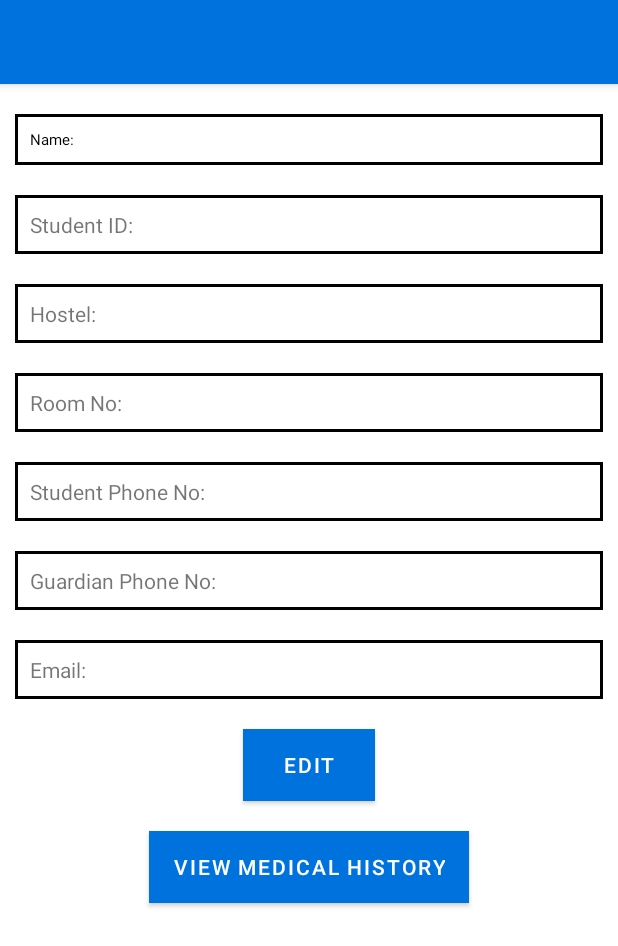
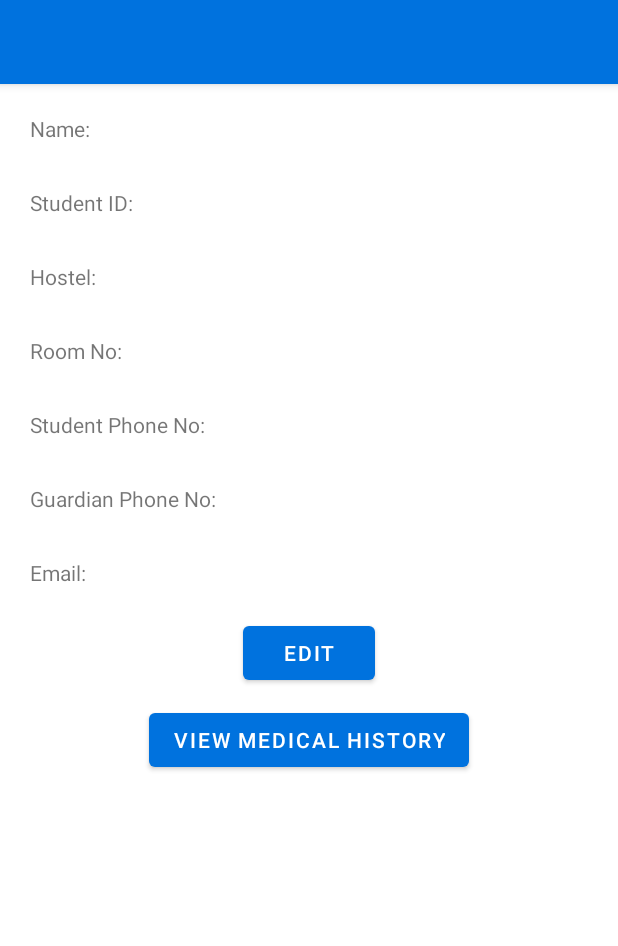
Before and after one commit to gibsonjackson/EasyMedC_User_App, an Android app: the layout activity_student_profile.xml on its own in the app's theme, with its tools: preview values and no code run, on a phone screen of 412 x 824 dp. Shown: the top 946 px of the screen. Run offline under Robolectric (Android 15) with nearby library versions, the phone set to English and light mode, and no system bars.

Commit message:
Displayed data on Student Profile page

```diff
--- a/app/src/main/AndroidManifest.xml
+++ b/app/src/main/AndroidManifest.xml
@@ -15,6 +15,9 @@
         android:supportsRtl="true"
         android:theme="@style/Theme.EasyMedC_User_App"
         tools:targetApi="31">
+        <activity
+            android:name=".View.EditProfileActivity"
+            android:exported="false" />
         <activity
             android:name=".View.HomePageActivity"
             android:exported="false" />
--- a/app/src/main/java/com/anvaishy/easymedc_user_app/View/GoogleSignin.java
+++ b/app/src/main/java/com/anvaishy/easymedc_user_app/View/GoogleSignin.java
@@ -54,8 +54,9 @@ public class GoogleSignin extends AppCompatActivity {
         FirebaseUser firebaseUser = firebaseAuth.getCurrentUser();
         if (firebaseUser != null)
         {
-            startActivity(new Intent(this, HomePageActivity.class)
+            startActivity(new Intent(this, StudentProfile.class)
                     .setFlags(Intent.FLAG_ACTIVITY_NEW_TASK));
+            finish();
         }
     }
 
@@ -64,7 +65,6 @@ public class GoogleSignin extends AppCompatActivity {
         super.onActivityResult(requestCode, resultCode, data);
         if (requestCode == 100)
         {
-            displayToast("Google Sign In Successful!");
             Task<GoogleSignInAccount> signInAccountTask = GoogleSignIn.getSignedInAccountFromIntent(data);
             if (signInAccountTask.isSuccessful())
             {
@@ -79,8 +79,8 @@ public class GoogleSignin extends AppCompatActivity {
                                     public void onComplete(@NonNull Task<AuthResult> task) {
                                         if (task.isSuccessful())
                                         {
-                                            displayToast("Firebase Authentication Successful!");
                                             startActivity(new Intent(GoogleSignin.this, StudentProfile.class).setFlags(Intent.FLAG_ACTIVITY_NEW_TASK));
+                                            finish();
                                         }
                                         else
                                         {
--- /dev/null
+++ b/app/src/main/java/com/anvaishy/easymedc_user_app/ViewModel/StudentProfileVM.java
@@ -0,0 +1,4 @@
+package com.anvaishy.easymedc_user_app.ViewModel;
+
+public class StudentProfileVM {
+}
--- a/app/src/main/res/drawable/back.xml
+++ b/app/src/main/res/drawable/back.xml
@@ -1,5 +1,5 @@
 <?xml version="1.0" encoding="utf-8"?>
 <shape xmlns:android="http://schemas.android.com/apk/res/android" android:shape="rectangle" >
-    <solid android:color="@android:color/white" />
+    <solid android:color="@android:color/transparent" />
     <stroke android:width="2dp" android:color="@color/black"/>
 </shape>
--- a/app/src/main/res/layout/activity_student_profile.xml
+++ b/app/src/main/res/layout/activity_student_profile.xml
@@ -13,8 +13,8 @@
     <TextView
         android:layout_width="match_parent"
         android:layout_height="wrap_content"
-        android:layout_marginTop="20dp"
-        android:layout_marginBottom="20dp"
+        android:layout_marginTop="10dp"
+        android:layout_marginBottom="10dp"
         android:layout_marginLeft="10dp"
         android:layout_marginRight="10dp"
         android:padding="10dp"
@@ -22,16 +22,15 @@
         app:layout_constraintLeft_toLeftOf="parent"
         app:layout_constraintRight_toRightOf="parent"
         app:layout_constraintTop_toBottomOf="@id/main_toolbar"
-        android:background="@drawable/back"
+
         android:gravity="center_vertical"
-        android:text="Name: "
-        android:textAppearance="@color/black"/>
+        android:text="Name: " />
 
     <TextView
         android:layout_width="match_parent"
         android:layout_height="wrap_content"
-        android:layout_marginTop="20dp"
-        android:layout_marginBottom="20dp"
+        android:layout_marginTop="10dp"
+        android:layout_marginBottom="10dp"
         android:layout_marginLeft="10dp"
         android:layout_marginRight="10dp"
         android:padding="10dp"
@@ -39,15 +38,15 @@
         app:layout_constraintLeft_toLeftOf="parent"
         app:layout_constraintRight_toRightOf="parent"
         app:layout_constraintTop_toBottomOf="@id/name"
-        android:background="@drawable/back"
+
         android:gravity="center_vertical"
         android:text="Student ID: "/>
 
     <TextView
         android:layout_width="match_parent"
         android:layout_height="wrap_content"
-        android:layout_marginTop="20dp"
-        android:layout_marginBottom="20dp"
+        android:layout_marginTop="10dp"
+        android:layout_marginBottom="10dp"
         android:layout_marginLeft="10dp"
         android:layout_marginRight="10dp"
         android:padding="10dp"
@@ -55,15 +54,15 @@
         app:layout_constraintLeft_toLeftOf="parent"
         app:layout_constraintRight_toRightOf="parent"
         app:layout_constraintTop_toBottomOf="@id/student_id"
-        android:background="@drawable/back"
+
         android:gravity="center_vertical"
         android:text="Hostel: "/>
 
     <TextView
         android:layout_width="match_parent"
         android:layout_height="wrap_content"
-        android:layout_marginTop="20dp"
-        android:layout_marginBottom="20dp"
+        android:layout_marginTop="10dp"
+        android:layout_marginBottom="10dp"
         android:layout_marginLeft="10dp"
         android:layout_marginRight="10dp"
         android:padding="10dp"
@@ -71,15 +70,15 @@
         app:layout_constraintLeft_toLeftOf="parent"
         app:layout_constraintRight_toRightOf="parent"
         app:layout_constraintTop_toBottomOf="@id/hostel"
-        android:background="@drawable/back"
+
         android:gravity="center_vertical"
         android:text="Room No: "/>
 
     <TextView
         android:layout_width="match_parent"
         android:layout_height="wrap_content"
-        android:layout_marginTop="20dp"
-        android:layout_marginBottom="20dp"
+        android:layout_marginTop="10dp"
+        android:layout_marginBottom="10dp"
         android:layout_marginLeft="10dp"
         android:layout_marginRight="10dp"
         android:padding="10dp"
@@ -87,15 +86,15 @@
         app:layout_constraintLeft_toLeftOf="parent"
         app:layout_constraintRight_toRightOf="parent"
         app:layout_constraintTop_toBottomOf="@id/room_no"
-        android:background="@drawable/back"
+
         android:gravity="center_vertical"
         android:text="Student Phone No: "/>
 
     <TextView
         android:layout_width="match_parent"
         android:layout_height="wrap_content"
-        android:layout_marginTop="20dp"
-        android:layout_marginBottom="20dp"
+        android:layout_marginTop="10dp"
+        android:layout_marginBottom="10dp"
         android:layout_marginLeft="10dp"
         android:layout_marginRight="10dp"
         android:padding="10dp"
@@ -103,15 +102,15 @@
         app:layout_constraintLeft_toLeftOf="parent"
         app:layout_constraintRight_toRightOf="parent"
         app:layout_constraintTop_toBottomOf="@id/student_phone"
-        android:background="@drawable/back"
+
         android:gravity="center_vertical"
         android:text="Guardian Phone No: "/>
 
     <TextView
         android:layout_width="match_parent"
         android:layout_height="wrap_content"
-        android:layout_marginTop="20dp"
-        android:layout_marginBottom="20dp"
+        android:layout_marginTop="10dp"
+        android:layout_marginBottom="10dp"
         android:layout_marginLeft="10dp"
         android:layout_marginRight="10dp"
         android:padding="10dp"
@@ -119,7 +118,7 @@
         app:layout_constraintLeft_toLeftOf="parent"
         app:layout_constraintRight_toRightOf="parent"
         app:layout_constraintTop_toBottomOf="@id/guardian_phone"
-        android:background="@drawable/back"
+
         android:gravity="center_vertical"
         android:text="Email: "/>
 
@@ -130,12 +129,10 @@
         android:id="@+id/edit_button_profile"
         android:layout_width="wrap_content"
         android:layout_height="wrap_content"
-        android:background="@color/primary_blue"
         android:text="Edit"
-        android:layout_marginTop="20dp"
-        android:layout_marginBottom="20dp"
-        android:layout_marginLeft="10dp"
-        android:layout_marginRight="10dp" />
+        android:layout_margin="10dp"
+        android:onClick="goToEditProfile"
+        tools:ignore="OnClick" />
 
     <Button
         app:layout_constraintLeft_toLeftOf="parent"
@@ -144,11 +141,7 @@
         android:id="@+id/view_medical_history"
         android:layout_width="wrap_content"
         android:layout_height="wrap_content"
-        android:background="@color/primary_blue"
         android:text="View Medical History"
-        android:layout_marginTop="20dp"
-        android:layout_marginBottom="20dp"
-        android:layout_marginLeft="10dp"
-        android:layout_marginRight="10dp" />
+        android:layout_margin="10dp" />
 
 </androidx.constraintlayout.widget.ConstraintLayout>
```
Also changed, not shown: app/src/main/java/com/anvaishy/easymedc_user_app/View/EditProfileActivity.java (added, +40 -0 lines), app/src/main/java/com/anvaishy/easymedc_user_app/View/StudentProfile.java (+30 -0 lines), app/src/main/res/layout/activity_edit_profile.xml (added, +92 -0 lines), app/src/main/res/layout/google_signin.xml (+0 -9 lines).
